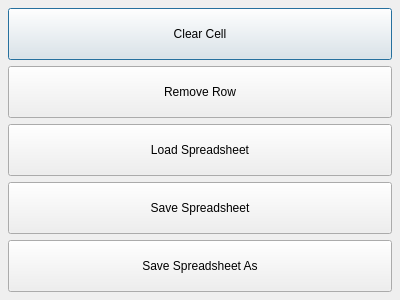
jpietrzak8/Lasagne, file lasoptionsdialog.ui: the form before one commit.
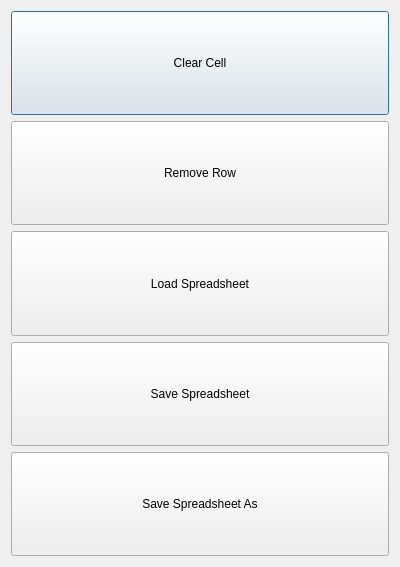
The form after the commit.

Diff of the .ui file:
```diff
--- a/lasoptionsdialog.ui
+++ b/lasoptionsdialog.ui
@@ -7,16 +7,13 @@
     <x>0</x>
     <y>0</y>
     <width>400</width>
-    <height>300</height>
+    <height>567</height>
    </rect>
   </property>
   <property name="windowTitle">
    <string>Dialog</string>
   </property>
   <layout class="QVBoxLayout" name="verticalLayout">
-   <property name="margin">
-    <number>8</number>
-   </property>
    <item>
     <widget class="QPushButton" name="clearCellButton">
      <property name="sizePolicy">
```
